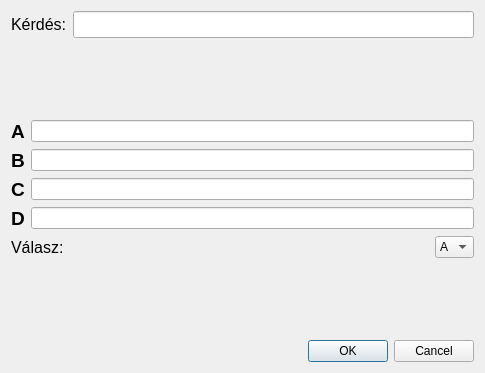
Before: the Qt Designer form ui/new_question_dialog.ui in vkig/QuizGame, drawn with Qt 5.
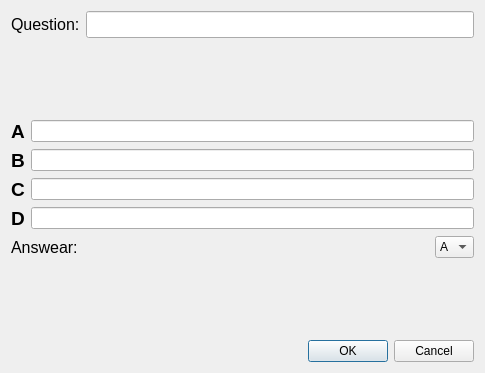
After: the same form once the commit is applied.

Commit message: corrected translation issues

What changed in the file:
```diff
--- a/ui/new_question_dialog.ui
+++ b/ui/new_question_dialog.ui
@@ -26,7 +26,7 @@
           </font>
          </property>
          <property name="text">
-          <string>Kérdés:</string>
+          <string>Question:</string>
          </property>
         </widget>
        </item>
@@ -132,7 +132,7 @@
           </font>
          </property>
          <property name="text">
-          <string>Válasz:</string>
+          <string>Answear:</string>
          </property>
         </widget>
        </item>
```
The commit also changes 2 other files.
